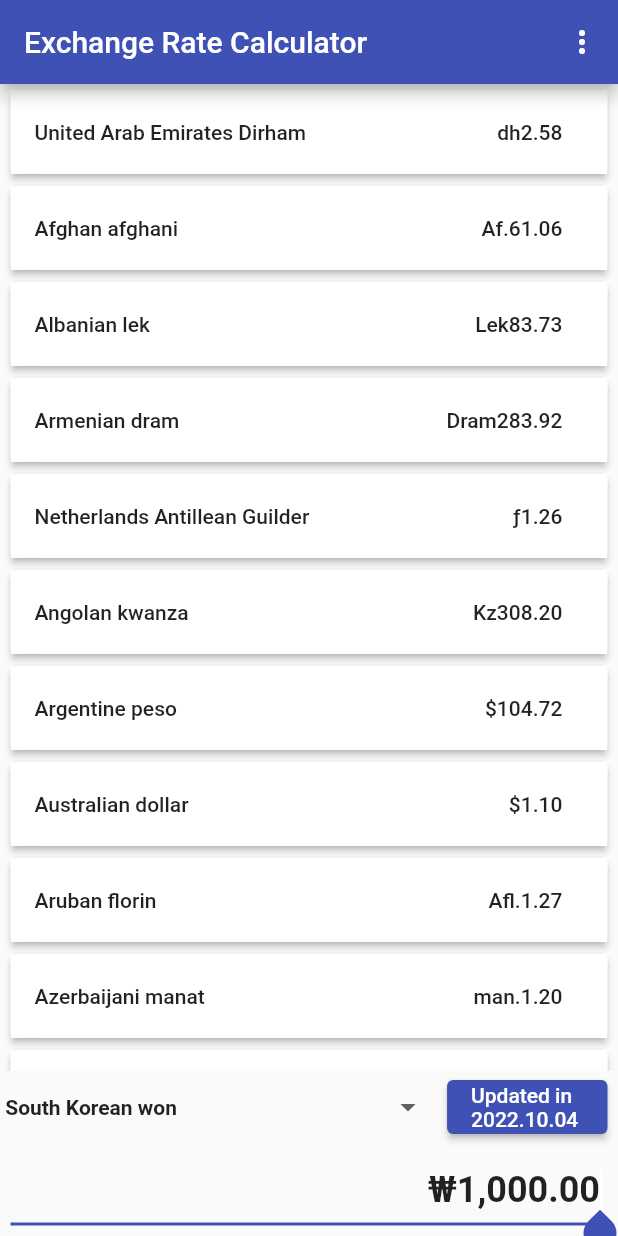
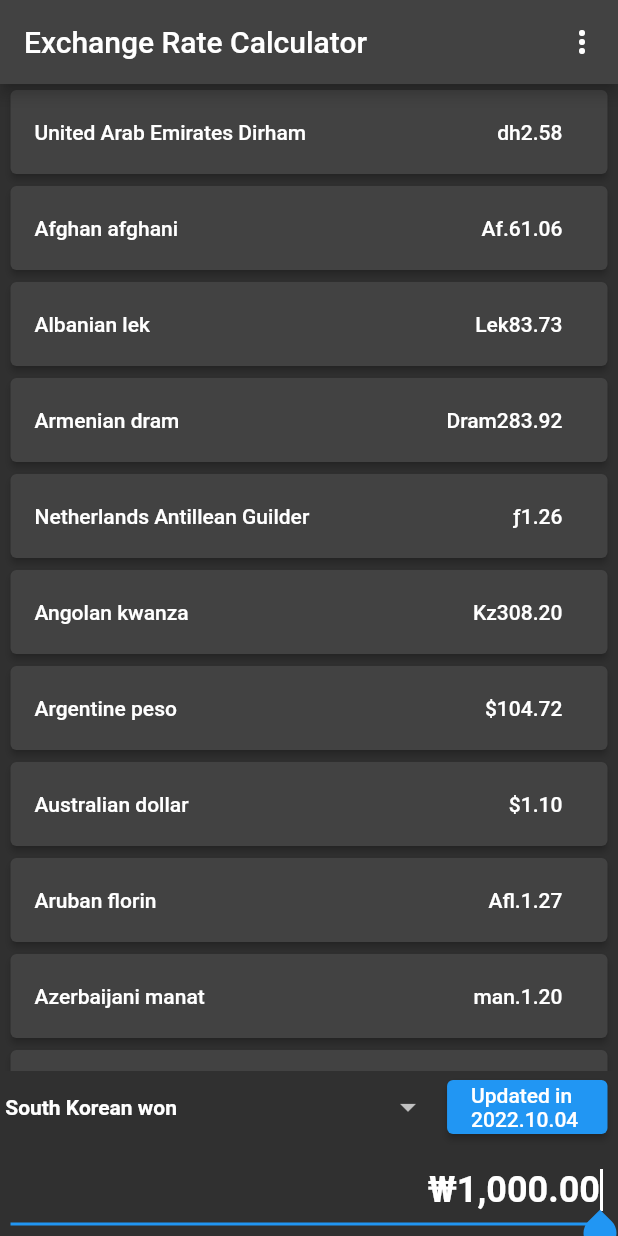
Before and after one commit to joeytestcode/exchange_rate_calculator, a Flutter app: the screen it shows after launch, on a phone screen of 412 x 824 dp. Run offline on Flutter 3.47's test engine with Material 2 defaults, Android fonts, the phone set to English and light mode, and no system bars; our stand-ins replace shared_preferences.

Commit message:
20221015_1714

```diff
--- a/lib/main.dart
+++ b/lib/main.dart
@@ -16,9 +16,7 @@ class MyApp extends StatelessWidget {
       create: (context) => ExchangeRate(),
       child: MaterialApp(
         title: 'Exchange Rate Calculator',
-        theme: ThemeData(
-          primarySwatch: Colors.indigo,
-        ),
+        theme: ThemeData.dark(),
         home: const MyHomePage(title: 'Exchange Rate Calculator'),
       ),
     );
--- a/lib/ui/MySettings.dart
+++ b/lib/ui/MyFilters.dart
@@ -2,8 +2,8 @@ import 'package:exchange_rate_calculator/data/exchange_rate.dart';
 import 'package:flutter/material.dart';
 import 'package:provider/provider.dart';
 
-class MySettings extends StatelessWidget {
-  const MySettings({super.key});
+class MyFilters extends StatelessWidget {
+  const MyFilters({super.key});
 
   @override
   Widget build(BuildContext context) {
--- a/lib/ui/MyListWidget.dart
+++ b/lib/ui/MyListWidget.dart
@@ -27,7 +27,7 @@ class _MyListWidgetState extends State<MyListWidget> {
               margin: const EdgeInsets.symmetric(vertical: 4, horizontal: 7),
               elevation: 2,
               child: ListTile(
-                tileColor: Theme.of(context).colorScheme.onBackground,
+                // tileColor: Theme.of(context).colorScheme.onBackground,
                 style: ListTileStyle.drawer,
                 title: Row(
                   children: [
```
Also changed, not shown: 1 other file.
